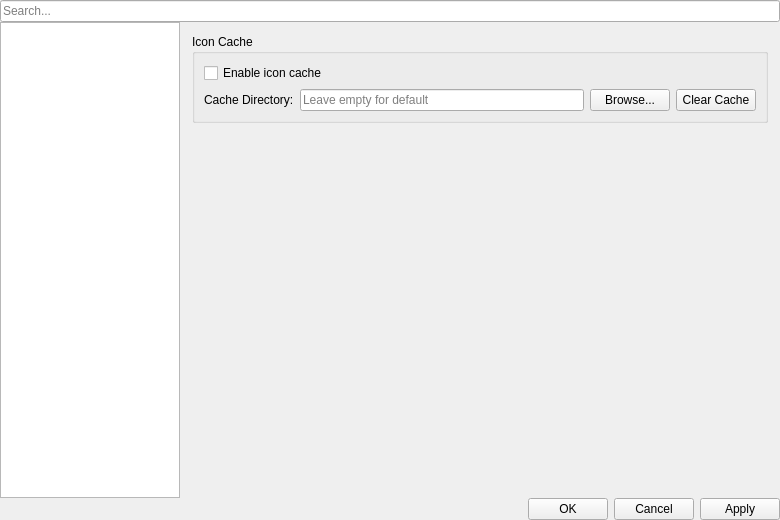
Before: the Qt Designer form ui/SettingsDialog.ui in Hendrix4858/AltTaber, drawn with Qt 5.
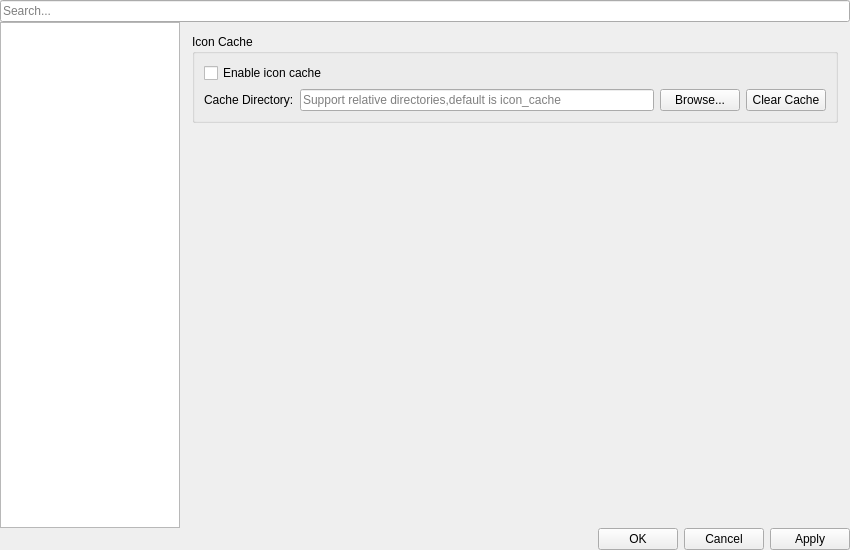
After: the same form once the commit is applied. The open tabs and pages were chosen to show the change.

Commit message:
Add PathUtils for resolving application-relative paths and update settings dialog
- Introduced PathUtils with a function to resolve application-relative paths.
- Updated ConfigManager to use PathUtils for icon cache directory resolution.
- Refactored SettingsDialog to utilize PathUtils for log and cache directory selection.
- Enhanced UI tooltips and placeholders to support relative directory usage.
- Updated translations for improved clarity on directory settings.

```diff
--- a/ui/SettingsDialog.ui
+++ b/ui/SettingsDialog.ui
@@ -6,14 +6,14 @@
    <rect>
     <x>0</x>
     <y>0</y>
-    <width>780</width>
-    <height>520</height>
+    <width>850</width>
+    <height>550</height>
    </rect>
   </property>
   <property name="minimumSize">
    <size>
     <width>600</width>
-    <height>400</height>
+    <height>450</height>
    </size>
   </property>
   <property name="windowTitle">
@@ -460,7 +460,12 @@
               <item>
                <widget class="QLineEdit" name="cacheDirEdit">
                 <property name="placeholderText">
-                 <string>Leave empty for default</string>
+                  <string>Support relative directories,default is icon_cache</string>
+                 </property>
+                 <property name="toolTip">
+                  <string>Leave empty to use default directory (&lt;appdir&gt;/icon_cache).
+Relative paths are resolved against the application directory.
+Examples: "cache" → &lt;appdir&gt;/cache, "../cache" → &lt;parent&gt;/cache</string>
                 </property>
                </widget>
               </item>
```
Left out of the diff: 9 changed lines with no effect on the pictures. Lines whose indentation alone changed are shown as unchanged. The commit also changes 7 other files.
